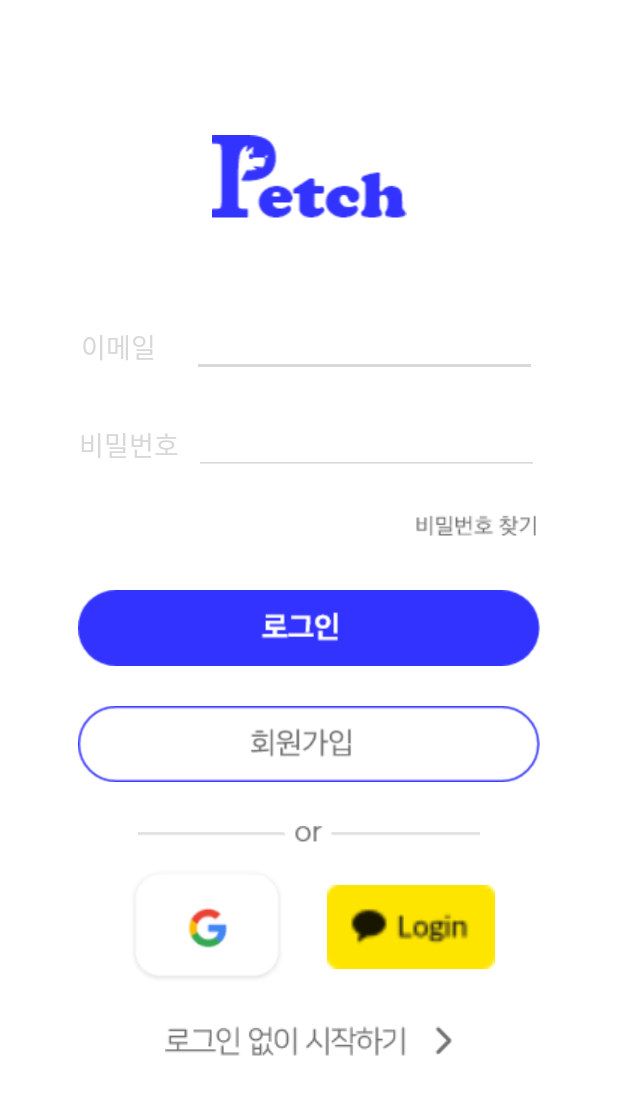
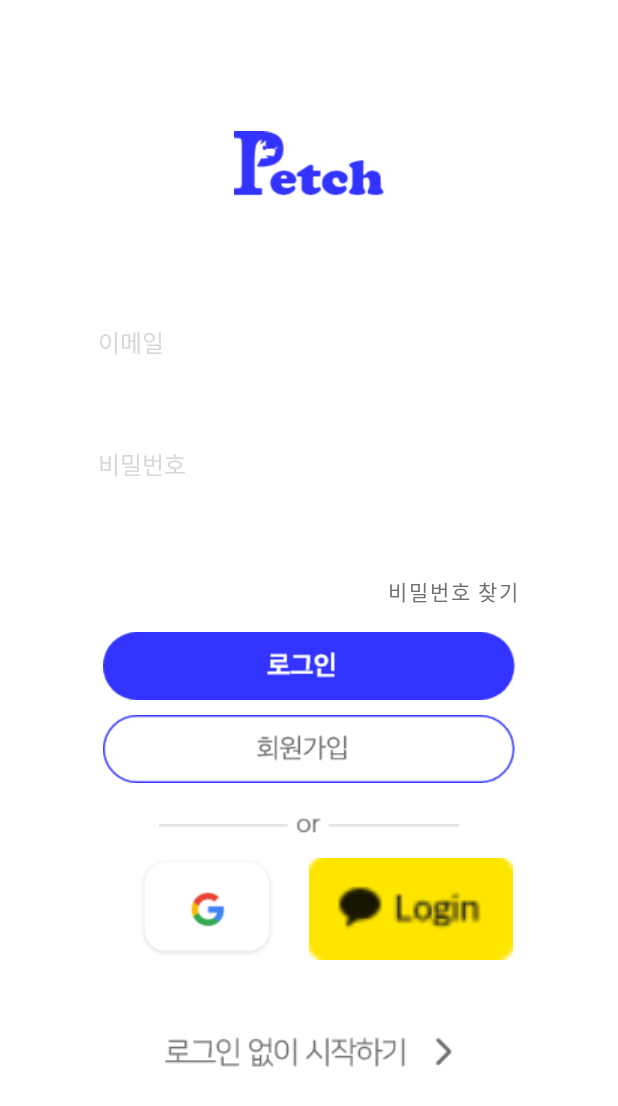
Before and after one commit to PETCH-KR/Frontend-Andriod, an Android app: the LoginActivity screen opened directly, with no data from a screen before it, on a phone screen of 412 x 824 dp. Shown: the top 1106 px of the screen. Run offline under Robolectric (Android 15) with nearby library versions, the phone set to English and light mode, and no system bars; libraries missing offline, so code that uses them is left out: com.kakao.sdk.

Commit message:
Login View : Renew

```diff
--- a/app/src/main/res/layout/activity_join.xml
+++ b/app/src/main/res/layout/activity_join.xml
@@ -52,6 +52,7 @@
                 android:fontFamily="@font/applefont"
                 android:layout_marginTop="50dp"
                 android:gravity="center"
+                android:singleLine="true"
                 android:scrollbars="horizontal"
                 android:backgroundTint="@color/white"
                 android:layout_marginLeft="110dp"
@@ -101,6 +102,7 @@
                 android:fontFamily="@font/applefont"
                 android:scrollbars="horizontal"
                 android:gravity="center"
+                android:singleLine="true"
                 android:backgroundTint="@color/white"
                 android:layout_marginLeft="150dp"
                 android:textSize="16dp"
@@ -150,7 +152,7 @@
                 android:backgroundTint="@color/white"
                 android:fontFamily="@font/applefont"
                 android:gravity="center"
-
+                android:singleLine="true"
                 android:scrollbars="horizontal"
                 android:textSize="16dp" />
 
@@ -162,7 +164,6 @@
                 android:backgroundTint="@color/white"
                 app:srcCompat="@drawable/join_lock"
                 android:layout_marginLeft="330dp"
-                android:layout_marginTop="10dp"
                 android:paddingBottom="10dp"
                 />
 
@@ -209,7 +210,7 @@
                 android:backgroundTint="@color/white"
                 android:fontFamily="@font/applefont"
                 android:gravity="center"
-
+                android:singleLine="true"
                 android:scrollbars="horizontal"
                 android:textSize="16dp" />
 
@@ -221,7 +222,6 @@
                 android:backgroundTint="@color/white"
                 app:srcCompat="@drawable/join_lock"
                 android:layout_marginLeft="330dp"
-                android:layout_marginTop="10dp"
                 android:paddingBottom="10dp"
                 />
 
--- a/app/src/main/res/layout/activity_login.xml
+++ b/app/src/main/res/layout/activity_login.xml
@@ -1,7 +1,6 @@
 <?xml version="1.0" encoding="utf-8"?>
 <androidx.constraintlayout.widget.ConstraintLayout xmlns:android="http://schemas.android.com/apk/res/android"
     xmlns:app="http://schemas.android.com/apk/res-auto"
-
     xmlns:tools="http://schemas.android.com/tools"
     android:layout_width="match_parent"
     android:layout_height="match_parent"
@@ -19,138 +18,169 @@
 
             <ImageView
                 android:id="@+id/imageView"
-                android:layout_width="match_parent"
+                android:layout_width="100dp"
                 android:layout_height="wrap_content"
-                android:layout_marginTop="90dp"
-                android:layout_marginLeft="50dp"
-                android:layout_marginRight="50dp"
+                android:layout_marginTop="80dp"
+                android:layout_marginLeft="60dp"
+                android:layout_marginRight="60dp"
                 android:scaleType="fitCenter"
+                android:padding="0dp"
+                android:layout_gravity="center"
                 android:src="@drawable/login_logo" />
 
-            <LinearLayout
-                android:layout_width="match_parent"
-                android:layout_height="wrap_content"
-                android:layout_marginTop="55dp"
-                android:gravity="center"
-                android:orientation="horizontal">
+            <FrameLayout
+                android:layout_width="wrap_content"
+                android:paddingBottom="10dp"
+                android:layout_marginLeft="25dp"
+                android:layout_marginRight="25dp"
+                android:layout_marginTop="10dp"
+                android:layout_height="wrap_content">
+
+                <ImageView
+                    android:layout_width="match_parent"
+                    android:layout_height="wrap_content"
+                    android:layout_marginLeft="40dp"
+                    android:layout_marginTop="100dp"
+                    android:layout_marginRight="40dp"
+                    app:srcCompat="@drawable/join_line" />
 
                 <TextView
                     android:layout_width="wrap_content"
                     android:layout_height="wrap_content"
-                    android:layout_marginRight="10dp"
-                    android:text="이메일   "
+                    android:layout_marginLeft="40dp"
+                    android:layout_marginTop="60dp"
                     android:fontFamily="@font/applefont"
+                    android:text="이메일"
                     android:textColor="#d8d8d8"
-                    android:textSize="18dp" />
+                    android:textSize="16dp" />
 
                 <EditText
                     android:id="@+id/emailText"
-                    android:layout_width="230dp"
-                    android:layout_height="40dp"
-                    android:backgroundTint="#d8d8d8"
-                    android:hint=" "
+                    android:layout_width="210dp"
+                    android:layout_height="wrap_content"
                     android:fontFamily="@font/applefont"
-                    android:textSize="20dp"
+                    android:layout_marginTop="50dp"
                     android:gravity="center"
+                    android:singleLine="true"
                     android:scrollbars="horizontal"
-                    android:selectAllOnFocus="false"
-                    android:singleLine="true"></EditText>
+                    android:backgroundTint="@color/white"
+                    android:layout_marginLeft="110dp"
+                    android:textSize="16dp"
+                    />
 
-            </LinearLayout>
 
-            <LinearLayout
-                android:layout_width="match_parent"
-                android:layout_height="wrap_content"
-                android:orientation="horizontal"
-                android:layout_marginTop="25dp"
-                android:gravity="center">
+            </FrameLayout>
+
+            <FrameLayout
+                android:layout_width="wrap_content"
+                android:layout_marginTop="10dp"
+                android:paddingBottom="10dp"
+                android:paddingTop="10dp"
+                android:layout_marginLeft="25dp"
+                android:layout_marginRight="25dp"
+                android:layout_height="wrap_content">
+
+                <ImageView
+                    android:layout_width="match_parent"
+                    android:layout_height="5dp"
+                    android:layout_marginLeft="40dp"
+                    android:layout_marginTop="50dp"
+                    android:layout_marginRight="40dp"
+                    app:srcCompat="@drawable/join_line" />
 
                 <TextView
                     android:layout_width="wrap_content"
                     android:layout_height="wrap_content"
-                    android:layout_marginRight="10dp"
-                    android:textSize="18dp"
                     android:fontFamily="@font/applefont"
+                    android:layout_marginLeft="40dp"
+                    android:layout_marginTop="10dp"
+                    android:textSize="16dp"
                     android:textColor="#d8d8d8"
-                    android:text="비밀번호" />
+                    android:text="비밀번호"/>
 
                 <EditText
                     android:id="@+id/pwdText"
-                    android:layout_width="230dp"
-                    android:layout_height="40dp"
-                    android:backgroundTint="#d8d8d8"
+                    android:layout_width="210dp"
+                    android:layout_height="wrap_content"
+                    android:layout_marginLeft="110dp"
+                    android:backgroundTint="@color/white"
+                    android:fontFamily="@font/applefont"
                     android:gravity="center"
-                    android:hint=" "
-                    android:fontFamily="@font/applefont"
+                    android:singleLine="true"
                     android:inputType="textPassword"
                     android:scrollbars="horizontal"
-                    android:selectAllOnFocus="false"
-                    android:singleLine="true"
-                    android:textSize="20dp" />
-            </LinearLayout>
+                    android:textSize="16dp" />
+
+            </FrameLayout>
 
 
-            <LinearLayout
+            <FrameLayout
                 android:layout_width="wrap_content"
                 android:layout_height="wrap_content"
-                android:layout_marginRight="40dp"
+                android:layout_marginRight="60dp"
                 android:layout_marginTop="15dp"
                 android:layout_gravity="right">
 
-                <ImageButton
-                    android:layout_width="wrap_content"
+                <Button
+                    android:layout_width="100dp"
                     android:layout_height="match_parent"
-                    android:backgroundTint="#00ff"
-                    android:src="@drawable/login_findpwd" />
+                    android:backgroundTint="@color/white"
+                    android:paddingRight="5dp"
+                    android:paddingLeft="5dp"
+                    android:paddingBottom="0dp"
+                    android:textColor="#707070"
+                    android:stateListAnimator="@null"
+                    android:text="비밀번호 찾기" />
 
-            </LinearLayout>
+            </FrameLayout>
 
 
             <ImageButton
                 android:id="@+id/login"
                 android:layout_width="match_parent"
-                android:layout_height="wrap_content"
+                android:layout_height="45dp"
                 android:backgroundTint="#00ff"
                 android:layout_marginLeft="40dp"
                 android:layout_marginRight="40dp"
-                android:layout_marginTop="10dp"
+                android:layout_marginTop="5dp"
                 android:scaleType="fitCenter"
-                android:minWidth="0dp"
-                android:minHeight="0dp"
+                android:padding="0dp"
                 android:src="@drawable/login_login" />
 
             <ImageButton
                 android:id="@+id/join"
                 android:layout_width="match_parent"
-                android:layout_height="wrap_content"
+                android:layout_height="45dp"
                 android:layout_marginLeft="40dp"
                 android:layout_marginRight="40dp"
+                android:layout_marginTop="10dp"
                 android:backgroundTint="#00ff"
                 android:scaleType="fitCenter"
-                android:minWidth="0dp"
-                android:minHeight="0dp"
+                android:padding="0dp"
                 android:src="@drawable/login_join" />
 
             <ImageView
                 android:id="@+id/or"
-                android:layout_width="match_parent"
+                android:layout_width="200dp"
                 android:layout_height="wrap_content"
                 android:scaleType="fitCenter"
-                android:layout_marginTop="8dp"
+                android:layout_gravity="center_horizontal"
+                android:layout_marginTop="15dp"
                 android:src="@drawable/login_or" />
 
             <LinearLayout
                 android:layout_width="match_parent"
                 android:layout_height="wrap_content"
                 android:orientation="horizontal"
-                android:layout_marginTop="2dp"
+                android:layout_marginTop="10dp"
                 android:layout_marginLeft="70dp"
                 android:layout_marginRight="70dp">
 
                 <ImageButton
                     android:id="@+id/google_login"
                     android:layout_width="match_parent"
-                    android:layout_height="100dp"
+                    android:layout_height="70dp"
+                    android:padding="0dp"
                     android:layout_weight="1"
                     android:backgroundTint="#00ff"
                     android:scaleType="fitCenter"
@@ -159,7 +189,8 @@
                 <ImageButton
                     android:id="@+id/kakao_login"
                     android:layout_width="match_parent"
-                    android:layout_height="100dp"
+                    android:layout_height="70dp"
+                    android:padding="0dp"
                     android:layout_weight="1"
                     android:backgroundTint="#00ff"
                     android:scaleType="fitCenter"
@@ -169,7 +200,7 @@
 
             <ImageButton
                 android:id="@+id/without_login"
-                android:layout_marginTop="5dp"
+                android:layout_marginTop="40dp"
                 android:layout_width="wrap_content"
                 android:layout_height="wrap_content"
                 android:backgroundTint="#00ff"
```
